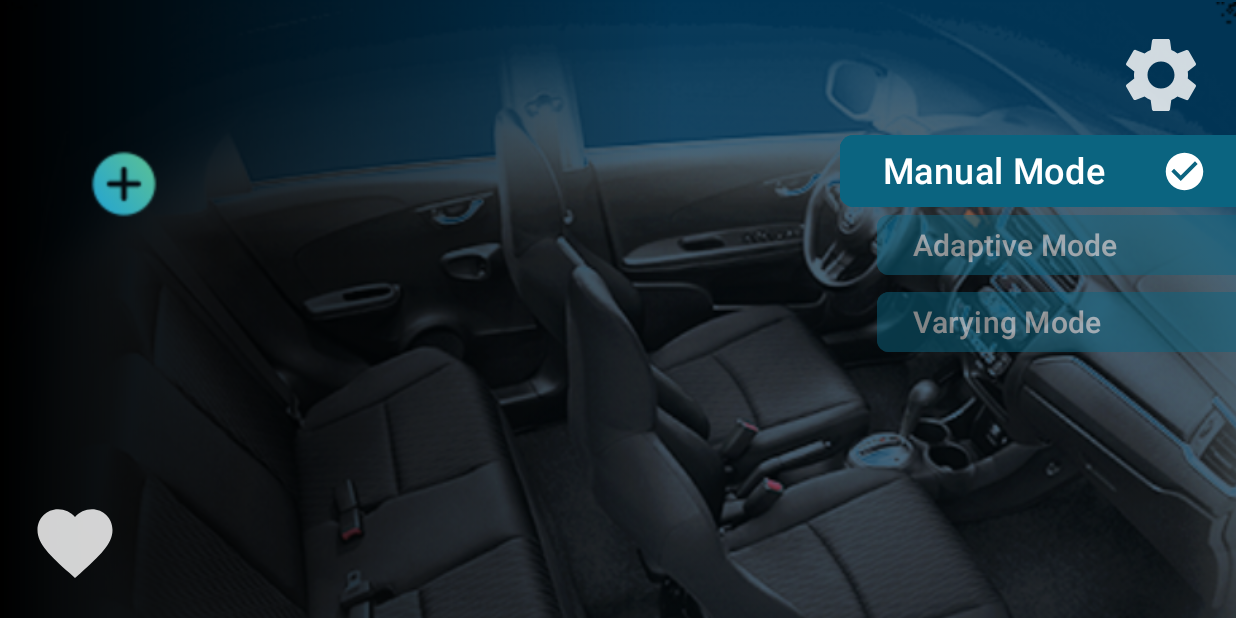
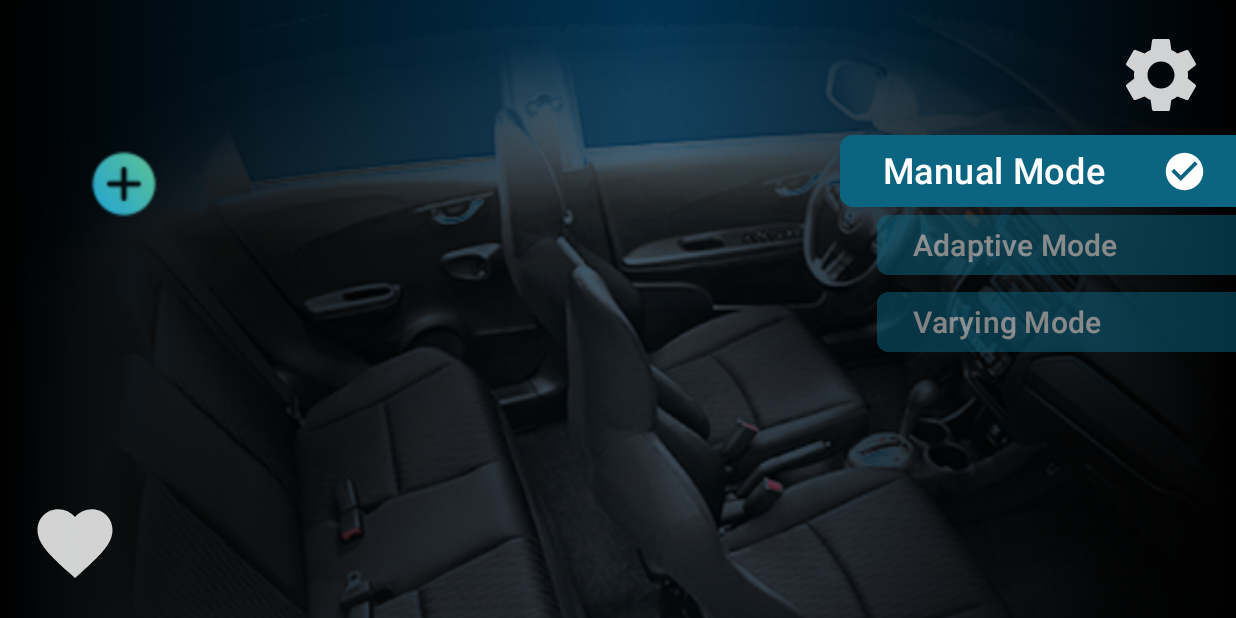
Before and after one commit to Farouk157/LED-Strip-Control, an Android app built with Jetpack Compose: the screen it shows after launch (MainActivity), after a tap on an icon or button, on a phone screen of 824 x 412 dp (held sideways). Run offline under Robolectric (Android 15) with nearby library versions, the phone set to English and light mode, and no system bars; our stand-ins replace Room's generated code; libraries missing offline, so code that uses them is left out: com.github.skydoves.colorpicker, io.mhssn.colorpicker, ledstrip.service.api; 5 statements that could not run were skipped.

Commit message:
Update activity_main.xml

```diff
--- a/LED_Strip_Control_Application/app/src/main/res/layout/activity_main.xml
+++ b/LED_Strip_Control_Application/app/src/main/res/layout/activity_main.xml
@@ -69,30 +69,29 @@
 
     </FrameLayout>
 
-    <ImageView
+    <View
         android:id="@+id/shade"
-        android:layout_width="464dp"
-        android:layout_height="wrap_content"
-        android:layout_marginStart="-10dp"
+        android:layout_width="450dp"
+        android:layout_height="0dp"
+        android:background="@drawable/gradient_black_to_transparent"
         app:layout_constraintBottom_toBottomOf="parent"
         app:layout_constraintStart_toStartOf="parent"
         app:layout_constraintTop_toTopOf="parent"
-        app:srcCompat="@drawable/shade" />
+        tools:visibility="gone" />
 
     <!-- Color Picker Partition on the Left -->
 
     <androidx.compose.ui.platform.ComposeView
         android:id="@+id/composeColorPicker"
         android:layout_width="wrap_content"
-        android:layout_height="0dp"
+        android:layout_height="wrap_content"
         android:layout_marginStart="10dp"
-        android:layout_marginTop="10dp"
-        android:layout_marginBottom="10dp"
-        app:layout_constraintBottom_toTopOf="@+id/btnFavourites"
+        android:layout_marginTop="30dp"
         app:layout_constraintStart_toStartOf="parent"
         app:layout_constraintTop_toTopOf="parent" />
 
     <!-- Horizontal RecyclerView at the Bottom -->
+
     <androidx.recyclerview.widget.RecyclerView
         android:id="@+id/rv_favorite_colors"
         android:layout_width="0dp"
@@ -106,16 +105,15 @@
         app:layout_constraintStart_toEndOf="@+id/btnFavourites"
         app:layout_constraintTop_toTopOf="@+id/btnFavourites" />
 
-    <ImageView
+    <View
         android:id="@+id/shade2"
-        android:layout_width="992dp"
-        android:layout_height="468dp"
-        android:layout_marginEnd="-200dp"
+        android:layout_width="400dp"
+        android:layout_height="0dp"
+        android:background="@drawable/gradient_transparent_to_black"
         android:visibility="gone"
         app:layout_constraintBottom_toBottomOf="parent"
         app:layout_constraintEnd_toEndOf="parent"
-        app:layout_constraintTop_toTopOf="parent"
-        app:srcCompat="@drawable/shade2" />
+        app:layout_constraintTop_toTopOf="parent" />
 
     <androidx.constraintlayout.widget.ConstraintLayout
         android:id="@+id/modeContainer"
@@ -131,12 +129,12 @@
             android:id="@+id/manualModeButton"
             android:layout_width="250dp"
             android:layout_height="wrap_content"
-            android:layout_marginEnd="-50dp"
+            android:layout_marginEnd="-10dp"
             android:backgroundTint="@color/blue_sky"
             android:text="@string/manual_mode"
             android:textAlignment="textStart"
             android:textColor="#FFFFFF"
-            android:textSize="16sp"
+            android:textSize="20sp"
             app:cornerRadius="8dp"
             app:layout_constraintEnd_toEndOf="parent"
             app:layout_constraintTop_toTopOf="parent" />
@@ -145,23 +143,24 @@
             android:id="@+id/imgManualTick"
             android:layout_width="wrap_content"
             android:layout_height="wrap_content"
-            android:layout_marginEnd="80dp"
+            android:layout_marginEnd="30dp"
             android:visibility="gone"
             app:layout_constraintBottom_toBottomOf="@+id/manualModeButton"
             app:layout_constraintEnd_toEndOf="@+id/manualModeButton"
             app:layout_constraintTop_toTopOf="@+id/manualModeButton"
-            app:srcCompat="@drawable/baseline_check_24" />
+            app:srcCompat="@drawable/baseline_check_circle_24" />
 
         <Button
             android:id="@+id/adaptiveModeButton"
             android:layout_width="250dp"
             android:layout_height="wrap_content"
-            android:layout_marginEnd="-50dp"
+            android:layout_marginTop="1dp"
+            android:layout_marginEnd="-10dp"
             android:backgroundTint="#0B6480"
             android:text="@string/adaptive_mode"
             android:textAlignment="textStart"
             android:textColor="#FFFFFF"
-            android:textSize="16sp"
+            android:textSize="20sp"
             app:cornerRadius="8dp"
             app:layout_constraintEnd_toEndOf="parent"
             app:layout_constraintTop_toBottomOf="@id/manualModeButton" />
@@ -170,23 +169,24 @@
             android:id="@+id/imgAdaptiveTick"
             android:layout_width="wrap_content"
             android:layout_height="wrap_content"
-            android:layout_marginEnd="80dp"
+            android:layout_marginEnd="30dp"
             android:visibility="gone"
             app:layout_constraintBottom_toBottomOf="@+id/adaptiveModeButton"
             app:layout_constraintEnd_toEndOf="@+id/adaptiveModeButton"
             app:layout_constraintTop_toTopOf="@+id/adaptiveModeButton"
-            app:srcCompat="@drawable/baseline_check_24" />
+            app:srcCompat="@drawable/baseline_check_circle_24" />
 
         <Button
             android:id="@+id/varyingModeButton"
             android:layout_width="250dp"
             android:layout_height="wrap_content"
-            android:layout_marginEnd="-50dp"
+            android:layout_marginTop="3dp"
+            android:layout_marginEnd="-10dp"
             android:backgroundTint="#0B6480"
             android:text="@string/varying_mode"
             android:textAlignment="textStart"
             android:textColor="#FFFFFF"
-            android:textSize="16sp"
+            android:textSize="20sp"
             app:cornerRadius="8dp"
             app:layout_constraintEnd_toEndOf="parent"
             app:layout_constraintTop_toBottomOf="@id/adaptiveModeButton" />
@@ -195,12 +195,12 @@
             android:id="@+id/imgVaryingTick"
             android:layout_width="wrap_content"
             android:layout_height="wrap_content"
-            android:layout_marginEnd="80dp"
+            android:layout_marginEnd="30dp"
             android:visibility="gone"
             app:layout_constraintBottom_toBottomOf="@+id/varyingModeButton"
             app:layout_constraintEnd_toEndOf="@+id/varyingModeButton"
             app:layout_constraintTop_toTopOf="@+id/varyingModeButton"
-            app:srcCompat="@drawable/baseline_check_24" />
+            app:srcCompat="@drawable/baseline_check_circle_24" />
 
         <androidx.constraintlayout.widget.ConstraintLayout
             android:id="@+id/varyingSubModesContainer"
@@ -225,6 +225,7 @@
                     android:layout_height="wrap_content"
                     android:text="Snake"
                     android:textColor="@color/white"
+                    android:textSize="16sp"
                     app:layout_constraintEnd_toEndOf="parent"
                     app:layout_constraintHorizontal_bias="0.5"
                     app:layout_constraintStart_toStartOf="parent"
@@ -236,6 +237,7 @@
                     android:layout_height="wrap_content"
                     android:text="Fade"
                     android:textColor="@color/white"
+                    android:textSize="16sp"
                     app:layout_constraintEnd_toEndOf="parent"
                     app:layout_constraintHorizontal_bias="0.5"
                     app:layout_constraintStart_toStartOf="parent"
@@ -248,8 +250,8 @@
 
     <Button
         android:id="@+id/btnFavourites"
-        android:layout_width="40dp"
-        android:layout_height="40dp"
+        android:layout_width="60dp"
+        android:layout_height="60dp"
         android:layout_marginStart="20dp"
         android:layout_marginBottom="20dp"
         android:backgroundTint="#00FFFFFF"
@@ -261,9 +263,9 @@
 
     <Button
         android:id="@+id/btnSettings"
-        android:layout_width="40dp"
-        android:layout_height="40dp"
-        android:layout_marginTop="10dp"
+        android:layout_width="60dp"
+        android:layout_height="60dp"
+        android:layout_marginTop="20dp"
         android:layout_marginEnd="20dp"
         android:backgroundTint="#00FFFFFF"
         android:elevation="4dp"
```
